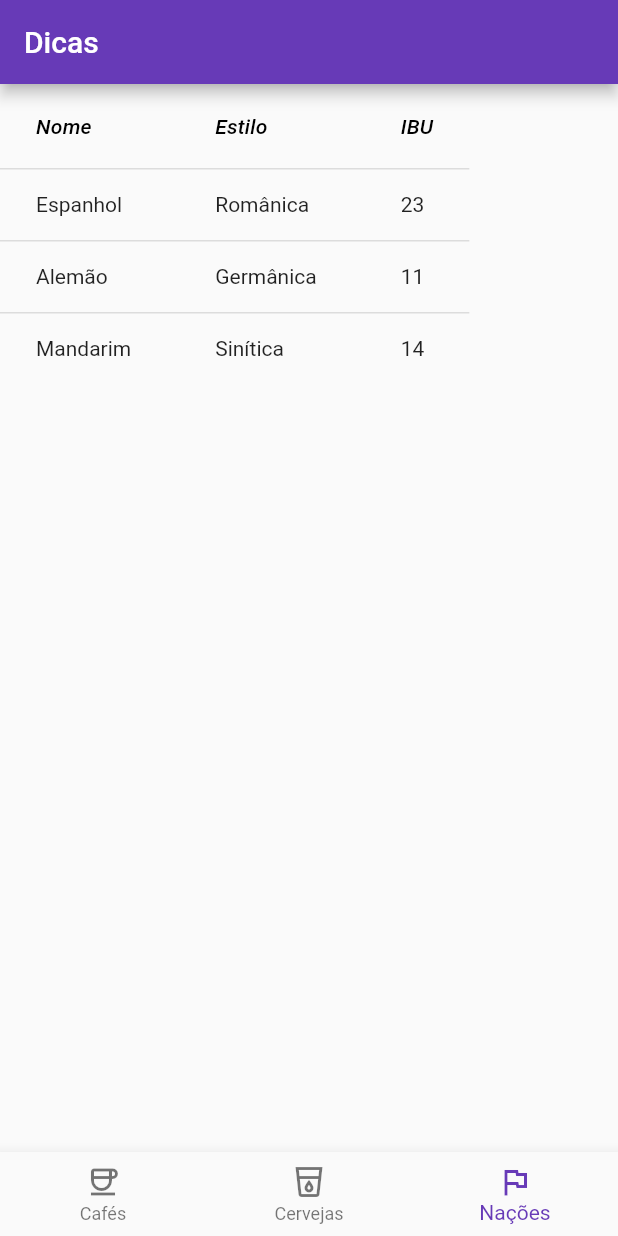
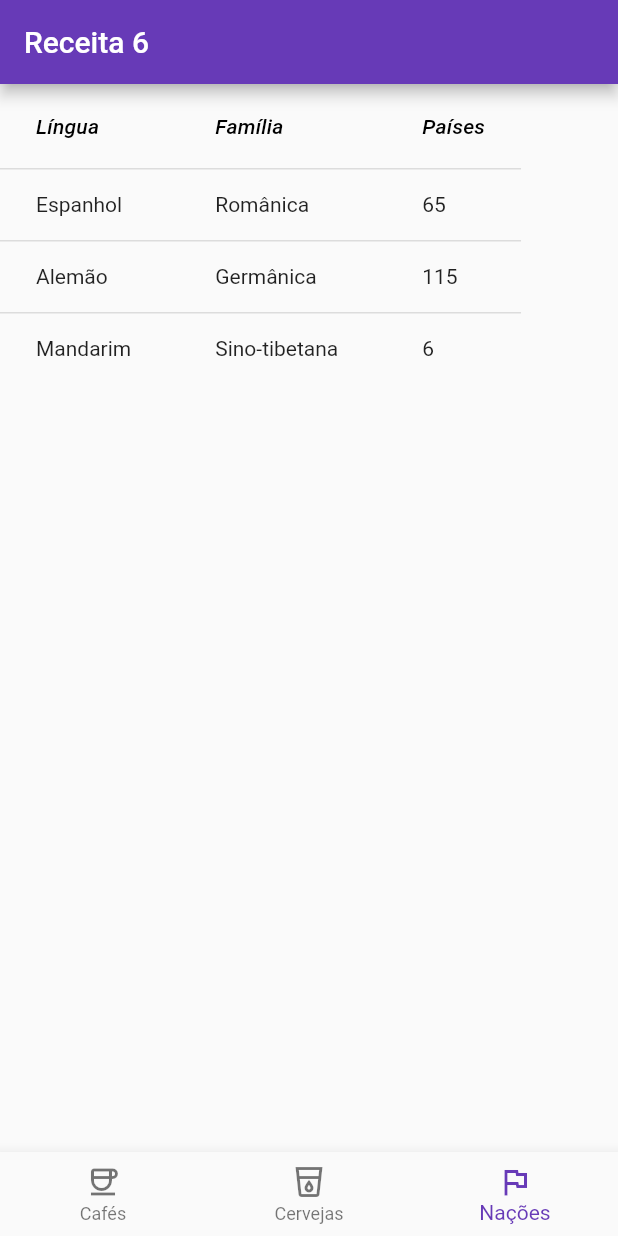
Before and after one commit to garciaRafa/receitaDart06, a Flutter app: the screen it shows after launch, item 3 of the bottom bar chosen, on a phone screen of 412 x 824 dp. Run offline on Flutter 3.47's test engine with Material 2 defaults, Android fonts, the light colour scheme and no system bars; our stand-ins replace flutter_hooks.

Commit message:
Alterando nome das colunas

```diff
--- a/lib/main.dart
+++ b/lib/main.dart
@@ -3,6 +3,9 @@ import 'package:flutter_hooks/flutter_hooks.dart';
 
 class DataService {
   final ValueNotifier<List> tableStateNotifier = new ValueNotifier([]);
+  final ValueNotifier<List<String>> columnNamesNotifier = new ValueNotifier([]);
+  final ValueNotifier<List<String>> propertyNamesNotifier =
+      new ValueNotifier([]);
 
   void carregar(index) {
     if (index == 0) carregarCafe();
@@ -16,22 +19,28 @@ class DataService {
       {"name": "Sapporo Premiume", "style": "Sour Ale", "ibu": "54"},
       {"name": "Duvel", "style": "Pilsner", "ibu": "82"}
     ];
+    columnNamesNotifier.value = ["Nome", "Estilo", "IBU"];
+    propertyNamesNotifier.value = ["name", "style", "ibu"];
   }
 
   void carregarCafe() {
     tableStateNotifier.value = [
-      {"name": "Espresso", "style": "Italia", "ibu": "7"},
-      {"name": "Cappuccino", "style": "Italia", "ibu": "12"},
-      {"name": "Irish Coffee", "style": "Irlanda", "ibu": "9"}
+      {"name": "Melty Bean", "origin": "Guatemala", "intensifier": "Vibrante"},
+      {"name": "Blue Been", "origin": "Nicarágua", "intensifier": "Denso"},
+      {"name": "Seattle Forrester", "origin": "Iêmen", "intensifier": "Crocante"}
     ];
+    columnNamesNotifier.value = ["Nome", "Origem", "Intensificador"];
+    propertyNamesNotifier.value = ["name", "origin", "intensifier"];
   }
 
   void carregarNacao() {
     tableStateNotifier.value = [
-      {"name": "Espanhol", "style": "Românica", "ibu": "23"},
-      {"name": "Alemão", "style": "Germânica", "ibu": "11"},
-      {"name": "Mandarim", "style": "Sinítica", "ibu": "14"}
+      {"language": "Espanhol", "family": "Românica", "countries": "65"},
+      {"language": "Alemão", "family": "Germânica", "countries": "115"},
+      {"language": "Mandarim", "family": "Sino-tibetana", "countries": "6"}
     ];
+    columnNamesNotifier.value = ["Língua", "Família", "Países"];
+    propertyNamesNotifier.value = ["language", "family", "countries"];
   }
 }
 
@@ -50,15 +59,15 @@ class MyApp extends StatelessWidget {
         debugShowCheckedModeBanner: false,
         home: Scaffold(
           appBar: AppBar(
-            title: const Text("Dicas"),
+            title: const Text("Receita 6"),
           ),
           body: ValueListenableBuilder(
               valueListenable: dataService.tableStateNotifier,
               builder: (_, value, __) {
                 return DataTableWidget(
                     jsonObjects: value,
-                    propertyNames: ["name", "style", "ibu"],
-                    columnNames: ["Nome", "Estilo", "IBU"]);
+                    columnNames: dataService.columnNamesNotifier.value,
+                    propertyNames: dataService.propertyNamesNotifier.value);
               }),
           bottomNavigationBar:
               NewNavBar(itemSelectedCallback: dataService.carregar),
@@ -75,7 +84,7 @@ class NewNavBar extends HookWidget {
 
   @override
   Widget build(BuildContext context) {
-    var state = useState(1);
+    var state = useState(0);
     return BottomNavigationBar(
         onTap: (index) {
           state.value = index;
@@ -102,11 +111,15 @@ class DataTableWidget extends StatelessWidget {
 
   DataTableWidget(
       {this.jsonObjects = const [],
-      this.columnNames = const ["Nome", "Estilo", "IBU"],
-      this.propertyNames = const ["name", "style", "ibu"]});
+      this.columnNames = const [],
+      this.propertyNames = const []});
 
   @override
   Widget build(BuildContext context) {
+    if (columnNames.isEmpty) {
+      return Center(child: Text('Não há colunas disponíveis.'));
+    }
+
     return DataTable(
         columns: columnNames
             .map((name) => DataColumn(
@@ -117,7 +130,7 @@ class DataTableWidget extends StatelessWidget {
         rows: jsonObjects
             .map((obj) => DataRow(
                 cells: propertyNames
-                    .map((propName) => DataCell(Text(obj[propName])))
+                    .map((propName) => DataCell(Text(obj[propName] ?? '')))
                     .toList()))
             .toList());
   }
```
